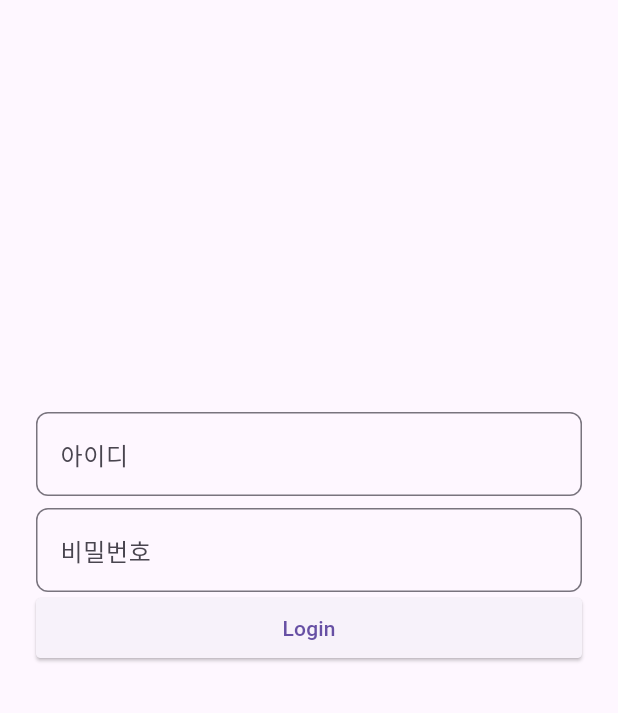
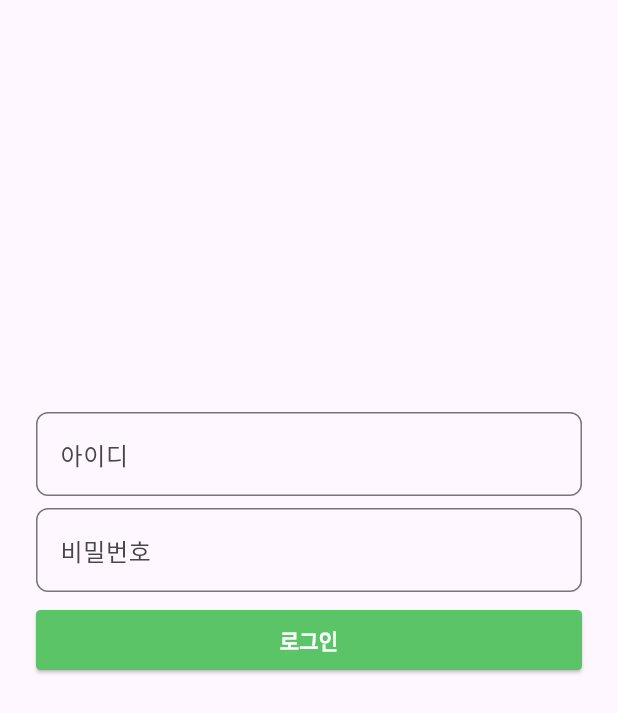
Before and after one commit to JorimJoram/TnA_app, a Flutter app: the screen it shows after launch, on a phone screen of 412 x 824 dp. Shown: the top 713 px of the screen. Run offline on Flutter 3.47's test engine with Material 3 defaults, Android fonts, the phone set to English and light mode, and no system bars; our stand-ins replace freezed_annotation; generated files the repository leaves out were written again.

Commit message:
add: button and Form change to stateless

```diff
--- /dev/null
+++ b/lib/common/theme/main_theme.dart
@@ -0,0 +1,3 @@
+import 'package:flutter/material.dart';
+
+const Color jorimGreen = Color.fromARGB(255, 90, 196, 103);
--- a/lib/features/authentication/signin/presentation/signin_screen.dart
+++ b/lib/features/authentication/signin/presentation/signin_screen.dart
@@ -1,8 +1,22 @@
 import 'package:flutter/material.dart';
 import 'package:tna_app/features/authentication/signin/presentation/widgets/composite/signin_form/signin_form.dart';
 
-class SigninScreen extends StatelessWidget {
+class SigninScreen extends StatefulWidget {
   const SigninScreen({super.key});
+  @override
+  State<StatefulWidget> createState() => _SigninScreenState();
+}
+
+class _SigninScreenState extends State<SigninScreen> {
+  final _usernameController = TextEditingController();
+  final _passwordController = TextEditingController();
+
+  @override
+  void dispose() {
+    _usernameController.dispose();
+    _passwordController.dispose();
+    super.dispose();
+  }
 
   @override
   Widget build(BuildContext context) {
@@ -14,7 +28,13 @@ class SigninScreen extends StatelessWidget {
             crossAxisAlignment: CrossAxisAlignment.stretch,
             children: [
               Expanded(child: const Center()),
-              Expanded(child: SigninForm()),
+              Expanded(
+                child: SigninForm(
+                  usenameController: _usernameController,
+                  passwordController: _passwordController,
+                  onPressedAuth: _handleAuth,
+                ),
+              ),
               Expanded(child: const Center()),
             ],
           ),
@@ -22,4 +42,9 @@ class SigninScreen extends StatelessWidget {
       ),
     );
   }
+
+  void _handleAuth() {
+    final String username = _usernameController.text;
+    final String password = _passwordController.text;
+  }
 }
--- /dev/null
+++ b/lib/features/authentication/signin/presentation/widgets/components/signin_auth_button.dart
@@ -0,0 +1,30 @@
+import 'package:flutter/material.dart';
+
+class SigninAuthButton extends StatelessWidget {
+  final String buttonTitle;
+  final Color buttonColor;
+  final VoidCallback? onPressed;
+
+  const SigninAuthButton({
+    super.key,
+    required this.buttonTitle,
+    required this.buttonColor,
+    this.onPressed,
+  });
+
+  @override
+  Widget build(BuildContext context) {
+    return ElevatedButton(
+      onPressed: onPressed ?? () {},
+      style: ElevatedButton.styleFrom(
+        backgroundColor: buttonColor,
+        foregroundColor: Colors.white,
+        shape: RoundedRectangleBorder(borderRadius: BorderRadius.circular(3)),
+      ),
+      child: Text(
+        buttonTitle,
+        style: const TextStyle(fontWeight: FontWeight.bold),
+      ),
+    );
+  }
+}
--- a/lib/features/authentication/signin/presentation/widgets/composite/signin_form/signin_form.dart
+++ b/lib/features/authentication/signin/presentation/widgets/composite/signin_form/signin_form.dart
@@ -1,23 +1,19 @@
 import 'package:flutter/material.dart';
+import 'package:tna_app/common/theme/main_theme.dart';
+import 'package:tna_app/features/authentication/signin/presentation/widgets/components/signin_auth_button.dart';
 import 'package:tna_app/features/authentication/signin/presentation/widgets/components/signin_text_field.dart';
 
-class SigninForm extends StatefulWidget {
-  const SigninForm({super.key});
+class SigninForm extends StatelessWidget {
+  final TextEditingController usenameController;
+  final TextEditingController passwordController;
+  final VoidCallback onPressedAuth;
 
-  @override
-  State<StatefulWidget> createState() => _SigninFormState();
-}
-
-class _SigninFormState extends State<SigninForm> {
-  final _signinUsernameController = TextEditingController();
-  final _signinPasswordController = TextEditingController();
-
-  @override
-  void dispose() {
-    _signinUsernameController.dispose();
-    _signinPasswordController.dispose();
-    super.dispose();
-  }
+  const SigninForm({
+    super.key,
+    required this.usenameController,
+    required this.passwordController,
+    required this.onPressedAuth,
+  });
 
   @override
   Widget build(BuildContext context) {
@@ -28,25 +24,20 @@ class _SigninFormState extends State<SigninForm> {
         SigninTextField(
           label: '아이디',
           hint: 'Enter username',
-          controller: _signinUsernameController,
+          controller: usenameController,
         ),
         const SizedBox(height: 8),
         SigninTextField(
           label: '비밀번호',
           hint: 'Enter password',
-          controller: _signinPasswordController,
+          controller: passwordController,
           obscureText: true,
         ),
-        const SizedBox(width: 8),
-        ElevatedButton(
-          onPressed: () => {},
-          style: ElevatedButton.styleFrom(
-            shape: RoundedRectangleBorder(
-              borderRadius: BorderRadius.circular(3),
-            ),
-            // padding: const EdgeInsets.symmetric(vertical: 24.0),
-          ),
-          child: const Text('Login'),
+        const SizedBox(width: 8, height: 8),
+        SigninAuthButton(
+          onPressed: onPressedAuth,
+          buttonTitle: "로그인",
+          buttonColor: jorimGreen,
         ),
       ],
     );
```
